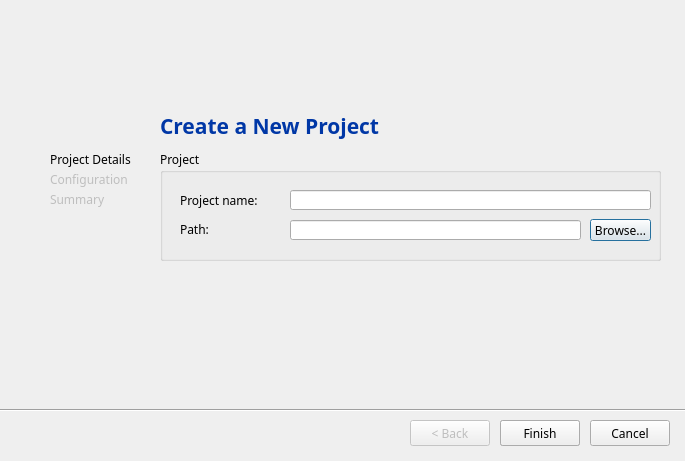
Old version of the form dialogs/projectdialog.ui in the repository L-Net-1992/ADAS_AD_Developer.
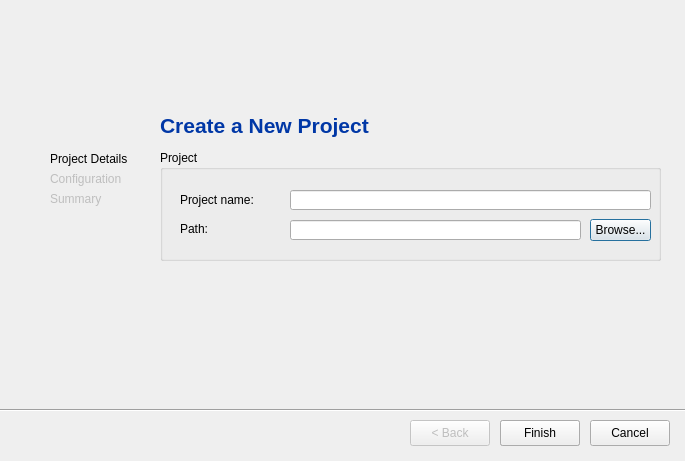
New version of the form. The open tabs and pages were chosen to show the change.

```diff
--- a/dialogs/projectdialog.ui
+++ b/dialogs/projectdialog.ui
@@ -11,9 +11,7 @@
    </rect>
   </property>
   <property name="font">
-   <font>
-    <family>方正准圆简体</family>
-   </font>
+   <font/>
   </property>
   <property name="windowTitle">
    <string>Create Project</string>
@@ -123,7 +121,6 @@
      </property>
      <property name="font">
       <font>
-       <family>方正准圆简体</family>
        <pointsize>16</pointsize>
        <bold>true</bold>
        <strikeout>false</strikeout>
```
Left out of the diff: 4 changed lines with no effect on the pictures.
